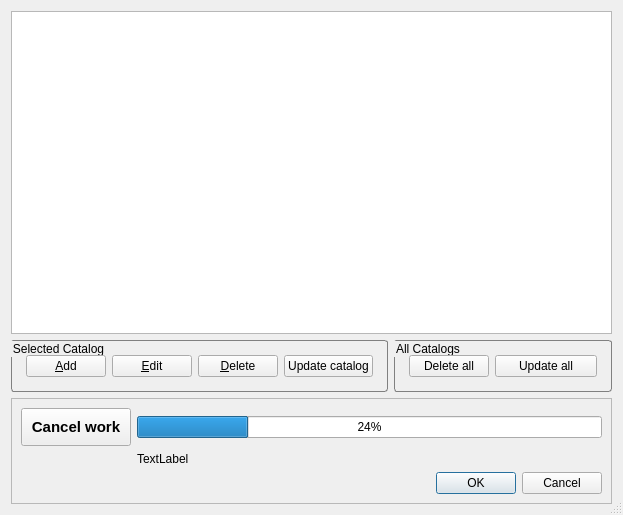
Old version of the form apps/quickviewer/src/catalog/cataloglist.ui in the repository nai62/quickviewer.
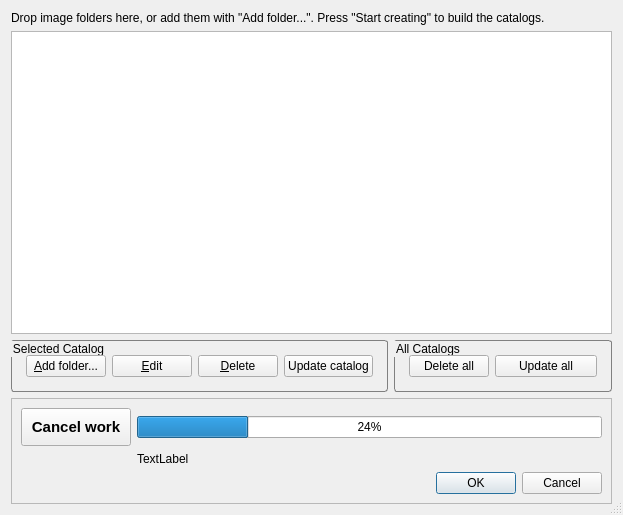
New version of the form.

Commit message: fix: make the catalog window and its manager explain themselves

The edit to the form file:
```diff
--- a/apps/quickviewer/src/catalog/cataloglist.ui
+++ b/apps/quickviewer/src/catalog/cataloglist.ui
@@ -28,7 +28,17 @@
    <bool>true</bool>
   </property>
   <layout class="QGridLayout" name="gridLayout_3">
-   <item row="1" column="0">
+   <item row="0" column="0" colspan="2">
+    <widget class="QLabel" name="hintLabel">
+     <property name="text">
+      <string extracomment="Line above the catalog list that explains how a folder is registered as a catalog and built">Drop image folders here, or add them with &quot;Add folder...&quot;. Press &quot;Start creating&quot; to build the catalogs.</string>
+     </property>
+     <property name="wordWrap">
+      <bool>true</bool>
+     </property>
+    </widget>
+   </item>
+   <item row="2" column="0">
     <widget class="QGroupBox" name="groupBox">
      <property name="sizePolicy">
       <sizepolicy hsizetype="Preferred" vsizetype="Fixed">
@@ -43,7 +53,7 @@
       <item row="0" column="0">
        <widget class="QPushButton" name="addButton">
         <property name="text">
-         <string extracomment="Button to add a new catalog">&amp;Add</string>
+         <string extracomment="Button that registers another folder as a catalog">&amp;Add folder...</string>
         </property>
         <property name="flat">
          <bool>false</bool>
@@ -74,7 +84,7 @@
      </layout>
     </widget>
    </item>
-   <item row="1" column="1">
+   <item row="2" column="1">
     <widget class="QGroupBox" name="groupBox_2">
      <property name="sizePolicy">
       <sizepolicy hsizetype="Preferred" vsizetype="Fixed">
@@ -112,7 +122,7 @@
      </layout>
     </widget>
    </item>
-   <item row="0" column="0" colspan="2">
+   <item row="1" column="0" colspan="2">
     <widget class="QTreeWidget" name="treeWidget">
      <property name="sizePolicy">
       <sizepolicy hsizetype="Expanding" vsizetype="Expanding">
@@ -155,7 +165,7 @@
      </column>
     </widget>
    </item>
-   <item row="2" column="0" colspan="2">
+   <item row="3" column="0" colspan="2">
     <widget class="QFrame" name="frame">
      <property name="sizePolicy">
       <sizepolicy hsizetype="Expanding" vsizetype="Fixed">
```
The commit also changes 5 other files.
